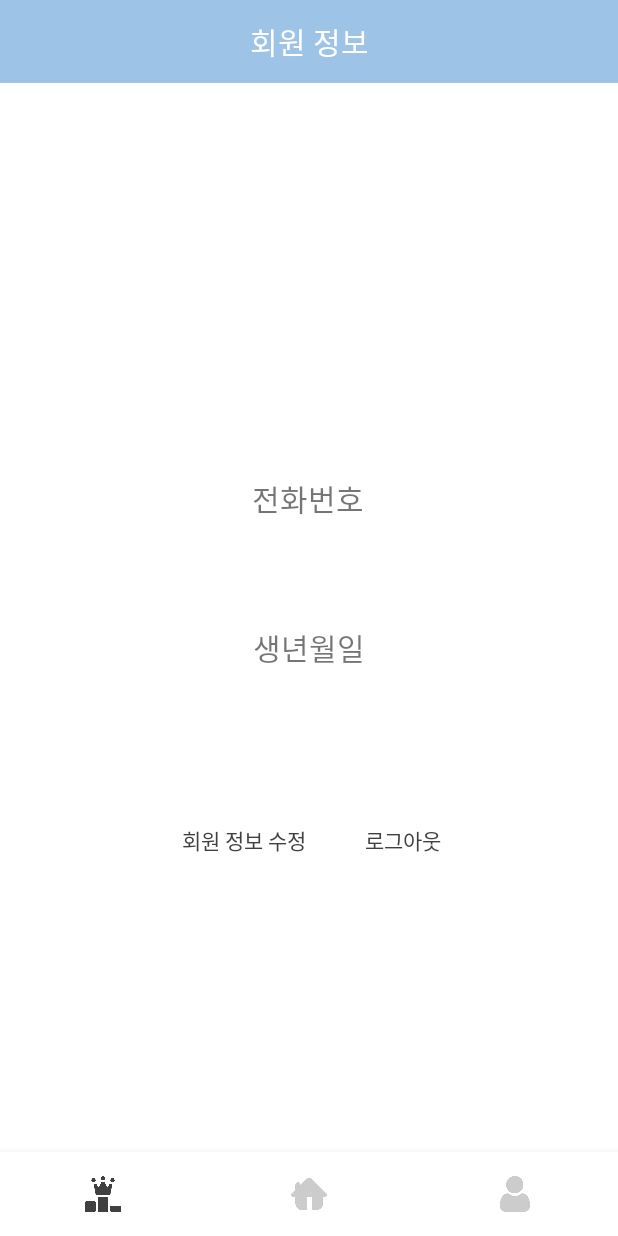
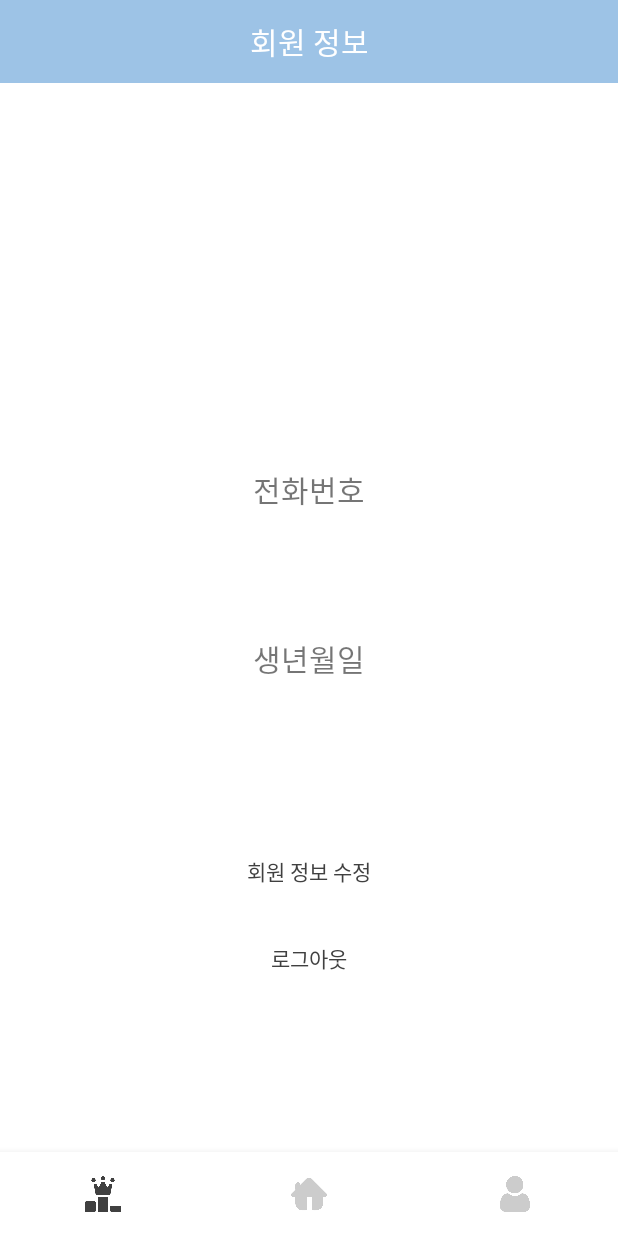
Before and after one commit to shinyeeun789/android-project, an Android app: the fragment FragmentUser placed in its activity, on a phone screen of 412 x 824 dp. Run offline under Robolectric (Android 15) with nearby library versions, the phone set to English and light mode, and no system bars; our stand-ins replace CircleImageView, Firebase (no records; nobody signed in at launch, a user with empty details on screens opened directly); libraries missing offline, so code that uses them is left out: org.parceler; pictures from the network do not load.

Commit message:
UI 일부 변경

```diff
--- a/app/src/main/java/com/inhatc/mobile_project/ui/FragmentRanking.java
+++ b/app/src/main/java/com/inhatc/mobile_project/ui/FragmentRanking.java
@@ -38,7 +38,6 @@ public class FragmentRanking extends Fragment {
     final String TAG = "FragmentRankin";
 
     private Calendar cToday = Calendar.getInstance(), startDay = Calendar.getInstance(), endDay = Calendar.getInstance();
-    private TextView rankingWeek;
 
     private RankingAdapter rAdapter;
     private RecyclerView rv_ranking;
@@ -55,19 +54,9 @@ public class FragmentRanking extends Fragment {
     public View onCreateView(@NonNull LayoutInflater inflater, @Nullable ViewGroup container, @Nullable Bundle savedInstanceState) {
         View view = inflater.inflate(R.layout.fragment_ranking, container, false);
 
-
-        rankingWeek = (TextView) view.findViewById(R.id.tv_rankingWeek);
-
         rv_ranking = (RecyclerView) view.findViewById(R.id.rankingRecyclerView);
 
-        startDay.set(cToday.getTime().getYear(), cToday.getTime().getMonth(), cToday.getTime().getDate());      startDay.getTime();
-        endDay.set(cToday.getTime().getYear(), cToday.getTime().getMonth(), cToday.getTime().getDate());      endDay.getTime();
-        startDay.set(Calendar.DAY_OF_WEEK, Calendar.SUNDAY);
-        endDay.set(Calendar.DAY_OF_WEEK, Calendar.SATURDAY);
-        rankingWeek.setText(String.format("%02d월 %02d일 ~ %02d월 %02d일", startDay.getTime().getMonth()+1, startDay.getTime().getDate(), endDay.getTime().getMonth()+1, endDay.getTime().getDate()));
-
         // 좋아요 수 계산
-
         rv_ranking.setHasFixedSize(true);// 리사이클러뷰 기존성능 강화
         RecyclerView.LayoutManager layoutManager = new LinearLayoutManager(getContext());
         rv_ranking.setLayoutManager(layoutManager);
--- a/app/src/main/java/com/inhatc/mobile_project/ui/WriteActivity.java
+++ b/app/src/main/java/com/inhatc/mobile_project/ui/WriteActivity.java
@@ -177,7 +177,7 @@ public class WriteActivity extends AppCompatActivity implements View.OnClickList
                     replaceLatLng(address);
                 } else {
                     // addressList 사용해서 위도, 경도 파이어베이스에 저장
-                    btnPlaceDialog.setText(addressList.get(0).getAdminArea()+"에!");
+                    btnPlaceDialog.setText(addressList.get(0).getCountryName()+"에!");
                     placeDialog.dismiss();
                 }
                 break;
--- a/app/src/main/res/layout/activity_write.xml
+++ b/app/src/main/res/layout/activity_write.xml
@@ -52,12 +52,11 @@
             android:id="@+id/insertImg"
             android:layout_width="130dp"
             android:layout_height="130dp"
-            android:layout_marginStart="28dp"
+            android:layout_marginStart="60dp"
             android:layout_marginTop="44dp"
             android:layout_marginEnd="43dp"
             android:src="@drawable/icon_camera"
             app:layout_constraintEnd_toStartOf="@+id/btnPlaceDialog"
-            app:layout_constraintHorizontal_bias="1.0"
             app:layout_constraintStart_toStartOf="parent"
             app:layout_constraintTop_toTopOf="parent" />
 
@@ -72,6 +71,7 @@
             android:fontFamily="@font/payboocotfextrabold"
             android:text="나는 지금 여기에"
             android:textColor="#404040"
+            android:textSize="8dp"
             app:layout_constraintBottom_toTopOf="@+id/insertContent"
             app:layout_constraintEnd_toEndOf="parent"
             app:layout_constraintTop_toTopOf="parent"
--- a/app/src/main/res/layout/fragment_ranking.xml
+++ b/app/src/main/res/layout/fragment_ranking.xml
@@ -14,7 +14,7 @@
         android:background="#9DC3E6"
         android:fontFamily="@font/payboocotfextrabold"
         android:gravity="center"
-        android:text="주간 랭킹"
+        android:text="랭킹"
         android:textColor="@color/white"
         android:textSize="20dp" />
 
@@ -26,19 +26,6 @@
             android:layout_width="match_parent"
             android:layout_height="match_parent">
 
-            <TextView
-                android:id="@+id/tv_rankingWeek"
-                android:layout_width="match_parent"
-                android:layout_height="wrap_content"
-                android:layout_marginTop="45dp"
-                android:fontFamily="@font/payboocotfextrabold"
-                android:gravity="center"
-                android:text="MM월 dd일 ~ MM월 dd일"
-                android:textSize="18dp"
-                app:layout_constraintEnd_toEndOf="parent"
-                app:layout_constraintStart_toStartOf="parent"
-                app:layout_constraintTop_toTopOf="parent" />
-
             <androidx.recyclerview.widget.RecyclerView
                 android:id="@+id/rankingRecyclerView"
                 android:layout_width="match_parent"
@@ -46,7 +33,7 @@
                 android:layout_marginTop="25dp"
                 app:layout_constraintEnd_toEndOf="parent"
                 app:layout_constraintStart_toStartOf="parent"
-                app:layout_constraintTop_toBottomOf="@+id/tv_rankingWeek" />
+                app:layout_constraintTop_toTopOf="parent" />
         </androidx.constraintlayout.widget.ConstraintLayout>
     </ScrollView>
 </LinearLayout>
--- a/app/src/main/res/layout/fragment_user.xml
+++ b/app/src/main/res/layout/fragment_user.xml
@@ -22,107 +22,90 @@
         android:layout_width="match_parent"
         android:layout_height="match_parent">
 
-        <androidx.constraintlayout.widget.ConstraintLayout
+        <LinearLayout
             android:layout_width="match_parent"
-            android:layout_height="match_parent">
+            android:layout_height="match_parent"
+            android:orientation="vertical">
 
             <de.hdodenhof.circleimageview.CircleImageView
                 android:id="@+id/profileImgView"
                 android:layout_width="130dp"
                 android:layout_height="130dp"
-                android:layout_marginStart="135dp"
-                android:layout_marginTop="36dp"
-                android:layout_marginEnd="136dp"
-                app:layout_constraintEnd_toEndOf="parent"
-                app:layout_constraintStart_toStartOf="parent"
-                app:layout_constraintTop_toTopOf="parent" />
+                android:layout_marginTop="30dp"
+                android:layout_gravity="center"/>
+
+            <TextView
+                android:id="@+id/tv_userName"
+                android:layout_width="wrap_content"
+                android:layout_height="wrap_content"
+                android:layout_marginTop="15dp"
+                android:fontFamily="@font/barunhipi"
+                android:text=""
+                android:textSize="30dp"
+                android:layout_gravity="center" />
+
+
+            <TextView
+                android:id="@+id/textView2"
+                android:layout_width="wrap_content"
+                android:layout_height="wrap_content"
+                android:layout_marginTop="40dp"
+                android:fontFamily="@font/payboocotfextrabold"
+                android:text="전화번호"
+                android:textSize="20dp"
+                android:layout_gravity="center" />
+
+            <TextView
+                android:id="@+id/tv_userPhone"
+                android:layout_width="wrap_content"
+                android:layout_height="wrap_content"
+                android:layout_marginTop="15dp"
+                android:fontFamily="@font/barunhipi"
+                android:text=""
+                android:textSize="20dp"
+                android:layout_gravity="center" />
+
+            <TextView
+                android:id="@+id/textView3"
+                android:layout_width="wrap_content"
+                android:layout_height="wrap_content"
+                android:layout_marginTop="40dp"
+                android:fontFamily="@font/payboocotfextrabold"
+                android:text="생년월일"
+                android:textSize="20dp"
+                android:layout_gravity="center" />
 
             <TextView
                 android:id="@+id/tv_userBirth"
                 android:layout_width="wrap_content"
                 android:layout_height="wrap_content"
-                android:layout_marginStart="161dp"
-                android:layout_marginTop="2dp"
-                android:layout_marginEnd="162dp"
+                android:layout_marginTop="15dp"
+                android:layout_gravity="center"
                 android:fontFamily="@font/barunhipi"
                 android:text=""
-                android:textSize="20dp"
-                app:layout_constraintEnd_toEndOf="parent"
-                app:layout_constraintStart_toStartOf="parent"
-                app:layout_constraintTop_toBottomOf="@+id/textView3" />
-
-            <TextView
-                android:id="@+id/textView2"
-                android:layout_width="wrap_content"
-                android:layout_height="wrap_content"
-                android:layout_marginStart="168dp"
-                android:layout_marginTop="40dp"
-                android:layout_marginEnd="168dp"
-                android:fontFamily="@font/payboocotfextrabold"
-                android:text="전화번호"
-                android:textSize="20dp"
-                app:layout_constraintEnd_toEndOf="parent"
-                app:layout_constraintHorizontal_bias="0.0"
-                app:layout_constraintStart_toStartOf="parent"
-                app:layout_constraintTop_toBottomOf="@+id/tv_userName" />
-
-            <TextView
-                android:id="@+id/tv_userPhone"
-                android:layout_width="wrap_content"
-                android:layout_height="wrap_content"
-                android:layout_marginStart="149dp"
-                android:layout_marginTop="2dp"
-                android:layout_marginEnd="148dp"
-                android:fontFamily="@font/barunhipi"
-                android:text=""
-                android:textSize="20dp"
-                app:layout_constraintEnd_toEndOf="parent"
-                app:layout_constraintStart_toStartOf="parent"
-                app:layout_constraintTop_toBottomOf="@+id/textView2" />
+                android:textSize="20dp" />
 
             <Button
                 android:id="@+id/btnUpdateUser"
                 style="@style/Widget.AppCompat.Button.Borderless"
                 android:layout_width="wrap_content"
                 android:layout_height="wrap_content"
-                android:layout_marginStart="105dp"
                 android:layout_marginTop="60dp"
-                android:layout_marginEnd="2dp"
                 android:fontFamily="@font/payboocotfextrabold"
                 android:text="회원 정보 수정"
                 android:textColor="#404040"
-                app:layout_constraintEnd_toStartOf="@+id/btn_log_out"
-                app:layout_constraintStart_toStartOf="parent"
-                app:layout_constraintTop_toBottomOf="@+id/tv_userBirth" />
+                android:layout_gravity="center" />
 
             <Button
                 android:id="@+id/btn_log_out"
                 style="@style/Widget.AppCompat.Button.Borderless"
                 android:layout_width="wrap_content"
                 android:layout_height="wrap_content"
-                android:layout_marginStart="2dp"
-                android:layout_marginTop="60dp"
-                android:layout_marginEnd="99dp"
+                android:layout_marginTop="10dp"
                 android:fontFamily="@font/payboocotfextrabold"
                 android:text="로그아웃"
                 android:textColor="#404040"
-                app:layout_constraintEnd_toEndOf="parent"
-                app:layout_constraintStart_toEndOf="@+id/btnUpdateUser"
-                app:layout_constraintTop_toBottomOf="@+id/tv_userBirth" />
-
-            <TextView
-                android:id="@+id/textView3"
-                android:layout_width="wrap_content"
-                android:layout_height="wrap_content"
-                android:layout_marginStart="168dp"
-                android:layout_marginTop="40dp"
-                android:layout_marginEnd="168dp"
-                android:fontFamily="@font/payboocotfextrabold"
-                android:text="생년월일"
-                android:textSize="20dp"
-                app:layout_constraintEnd_toEndOf="parent"
-                app:layout_constraintStart_toStartOf="parent"
-                app:layout_constraintTop_toBottomOf="@+id/tv_userPhone" />
+                android:layout_gravity="center" />
 
             <View
                 android:layout_width="match_parent"
@@ -131,21 +114,6 @@
                 app:layout_constraintBottom_toBottomOf="parent"
                 app:layout_constraintEnd_toEndOf="parent"
                 app:layout_constraintStart_toStartOf="parent" />
-
-            <TextView
-                android:id="@+id/tv_userName"
-                android:layout_width="wrap_content"
-                android:layout_height="wrap_content"
-                android:layout_marginStart="205dp"
-                android:layout_marginTop="15dp"
-                android:layout_marginEnd="206dp"
-                android:fontFamily="@font/barunhipi"
-                android:text=""
-                android:textSize="30dp"
-                app:layout_constraintEnd_toEndOf="parent"
-                app:layout_constraintStart_toStartOf="parent"
-                app:layout_constraintTop_toBottomOf="@+id/profileImgView" />
-
-        </androidx.constraintlayout.widget.ConstraintLayout>
+        </LinearLayout>
     </ScrollView>
 </LinearLayout>
--- a/app/src/main/res/layout/recycler_item.xml
+++ b/app/src/main/res/layout/recycler_item.xml
@@ -62,6 +62,7 @@
             android:layout_marginEnd="16dp"
             android:fontFamily="@font/payboocotfextrabold"
             android:text="인천광역시 어쩌구에서"
+            android:textSize="8dp"
             app:layout_constraintEnd_toEndOf="parent"
             app:layout_constraintHorizontal_bias="1.0"
             app:layout_constraintStart_toEndOf="@+id/item_goodMark"
```
